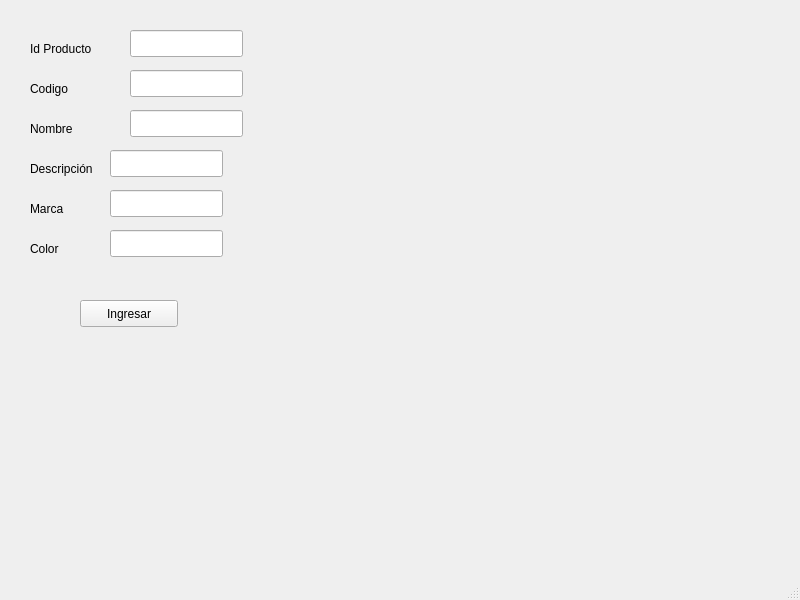
Above: vent_ingreso.ui from javierperezferrada/tarea_final_taller before the change. Below: the same form after it.
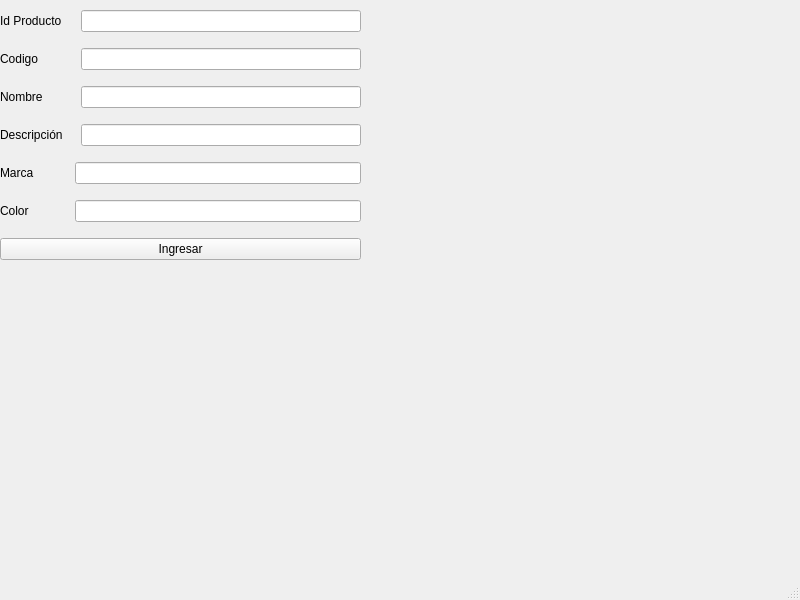
That is the form after the change.

What changed in the file:
```diff
--- a/vent_ingreso.ui
+++ b/vent_ingreso.ui
@@ -18,165 +18,83 @@
     <property name="geometry">
      <rect>
       <x>0</x>
-      <y>10</y>
-      <width>271</width>
-      <height>381</height>
+      <y>0</y>
+      <width>361</width>
+      <height>271</height>
      </rect>
     </property>
     <property name="layoutDirection">
      <enum>Qt::LeftToRight</enum>
     </property>
-    <widget class="QLineEdit" name="le_id">
-     <property name="geometry">
-      <rect>
-       <x>130</x>
-       <y>20</y>
-       <width>113</width>
-       <height>27</height>
-      </rect>
-     </property>
-    </widget>
+    <layout class="QGridLayout" name="gridLayout">
+     <item row="0" column="0" colspan="3">
     <widget class="QLabel" name="label">
-     <property name="geometry">
-      <rect>
-       <x>30</x>
-       <y>30</y>
-       <width>91</width>
-       <height>17</height>
-      </rect>
-     </property>
      <property name="text">
       <string>Id Producto</string>
      </property>
     </widget>
+     </item>
+     <item row="1" column="0">
     <widget class="QLabel" name="label_2">
-     <property name="geometry">
-      <rect>
-       <x>30</x>
-       <y>70</y>
-       <width>66</width>
-       <height>17</height>
-      </rect>
-     </property>
      <property name="text">
       <string>Codigo</string>
      </property>
     </widget>
+     </item>
+     <item row="0" column="3">
+      <widget class="QLineEdit" name="le_id"/>
+     </item>
+     <item row="1" column="3">
+      <widget class="QLineEdit" name="le_codigo"/>
+     </item>
+     <item row="2" column="0">
     <widget class="QLabel" name="label_3">
-     <property name="geometry">
-      <rect>
-       <x>30</x>
-       <y>110</y>
-       <width>66</width>
-       <height>17</height>
-      </rect>
-     </property>
      <property name="text">
       <string>Nombre</string>
      </property>
     </widget>
+     </item>
+     <item row="4" column="2" colspan="2">
+      <widget class="QLineEdit" name="le_marca"/>
+     </item>
+     <item row="2" column="3">
+      <widget class="QLineEdit" name="le_nombre"/>
+     </item>
+     <item row="3" column="0">
     <widget class="QLabel" name="label_4">
-     <property name="geometry">
-      <rect>
-       <x>30</x>
-       <y>150</y>
-       <width>66</width>
-       <height>17</height>
-      </rect>
-     </property>
      <property name="text">
       <string>Descripción</string>
      </property>
     </widget>
+     </item>
+     <item row="4" column="0">
     <widget class="QLabel" name="label_5">
-     <property name="geometry">
-      <rect>
-       <x>30</x>
-       <y>190</y>
-       <width>66</width>
-       <height>17</height>
-      </rect>
-     </property>
      <property name="text">
       <string>Marca</string>
      </property>
     </widget>
+     </item>
+     <item row="5" column="0">
     <widget class="QLabel" name="label_6">
-     <property name="geometry">
-      <rect>
-       <x>30</x>
-       <y>230</y>
-       <width>66</width>
-       <height>17</height>
-      </rect>
-     </property>
      <property name="text">
       <string>Color</string>
      </property>
     </widget>
-    <widget class="QLineEdit" name="le_">
-     <property name="geometry">
-      <rect>
-       <x>130</x>
-       <y>60</y>
-       <width>113</width>
-       <height>27</height>
-      </rect>
-     </property>
-    </widget>
-    <widget class="QLineEdit" name="lineEdit_3">
-     <property name="geometry">
-      <rect>
-       <x>130</x>
-       <y>100</y>
-       <width>113</width>
-       <height>27</height>
-      </rect>
-     </property>
-    </widget>
-    <widget class="QLineEdit" name="lineEdit_4">
-     <property name="geometry">
-      <rect>
-       <x>110</x>
-       <y>140</y>
-       <width>113</width>
-       <height>27</height>
-      </rect>
-     </property>
-    </widget>
-    <widget class="QLineEdit" name="lineEdit_5">
-     <property name="geometry">
-      <rect>
-       <x>110</x>
-       <y>180</y>
-       <width>113</width>
-       <height>27</height>
-      </rect>
-     </property>
-    </widget>
-    <widget class="QLineEdit" name="lineEdit_6">
-     <property name="geometry">
-      <rect>
-       <x>110</x>
-       <y>220</y>
-       <width>113</width>
-       <height>27</height>
-      </rect>
-     </property>
-    </widget>
+     </item>
+     <item row="5" column="2" colspan="2">
+      <widget class="QLineEdit" name="le_color"/>
+     </item>
+     <item row="6" column="0" colspan="4">
     <widget class="QPushButton" name="btn_ingresar">
-     <property name="geometry">
-      <rect>
-       <x>80</x>
-       <y>290</y>
-       <width>98</width>
-       <height>27</height>
-      </rect>
-     </property>
      <property name="text">
       <string>Ingresar</string>
      </property>
     </widget>
+     </item>
+     <item row="3" column="3">
+      <widget class="QLineEdit" name="le_decsripcion"/>
+     </item>
+    </layout>
    </widget>
   </widget>
   <widget class="QMenuBar" name="menubar">
```
Lines whose indentation alone changed are shown as unchanged.
